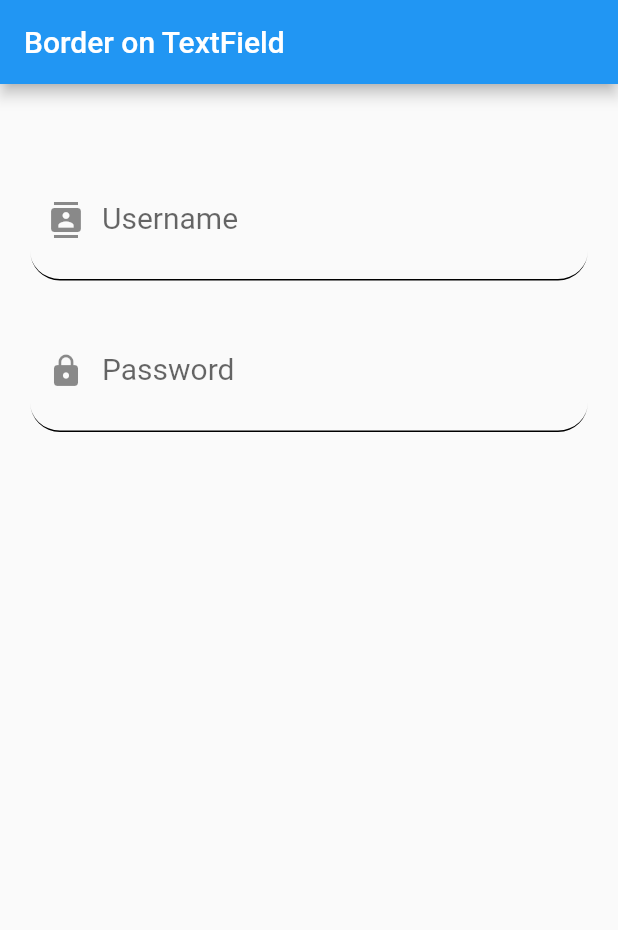
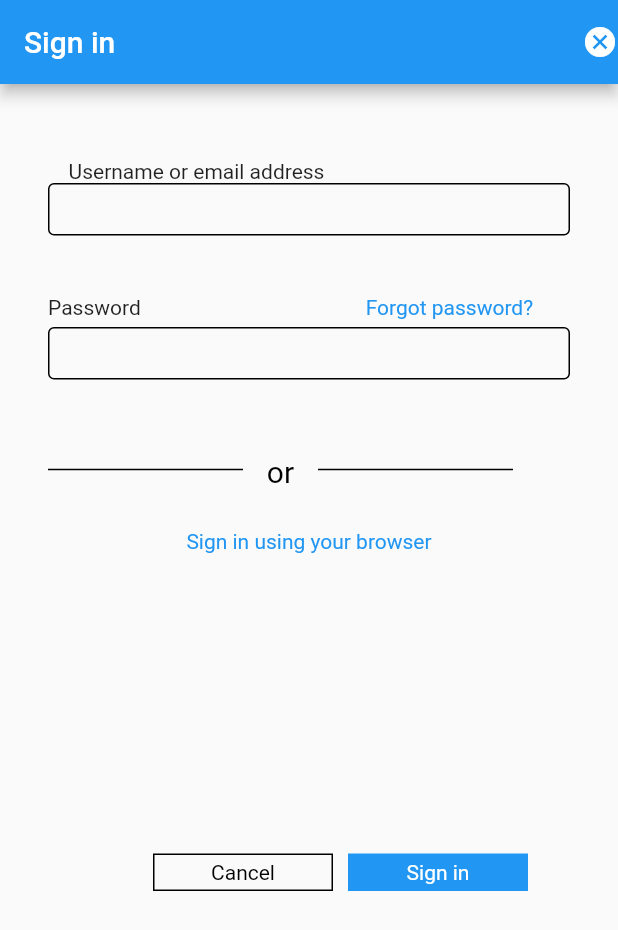
Before and after one commit to sardorergashaliyev/6-Homework, a Flutter app: the screen it shows after launch, on a phone screen of 412 x 824 dp. Shown: the top 930 px of the screen. Run offline on Flutter 3.47's test engine with Material 2 defaults, Android fonts, the phone set to English and light mode, and no system bars.

Commit message:
HomeWork 3

```diff
--- a/lib/6.1.dart
+++ b/lib/6.1.dart
@@ -11,7 +11,7 @@ class First extends StatelessWidget {
         title: const Text('Border on TextField'),
       ),
       body: Container(
-        margin: EdgeInsets.only(top: 50),
+        margin: const EdgeInsets.only(top: 50),
         padding: const EdgeInsets.symmetric(
           horizontal: 32,
         ),
@@ -38,7 +38,7 @@ class First extends StatelessWidget {
                   labelStyle: TextStyle(fontSize: 20)),
             ),
             Container(
-              margin: EdgeInsets.only(top: 20),
+              margin: const EdgeInsets.only(top: 20),
               child: TextFormField(
                 keyboardType: TextInputType.number,
                 style: const TextStyle(fontSize: 32, color: Colors.red),
--- a/lib/6.2.dart
+++ b/lib/6.2.dart
@@ -8,19 +8,20 @@ class Second extends StatelessWidget {
     return MaterialApp(
         home: Scaffold(
       appBar: AppBar(
-        title: const Text('Border on TextField'),
+        backgroundColor: Colors.orange,
+        title: const Text('Hint and Label TextField'),
       ),
       body: Column(
         children: [
           Container(
-            margin: EdgeInsets.only(top: 50),
-            padding: EdgeInsets.symmetric(horizontal: 20),
+            margin: const EdgeInsets.only(top: 50),
+            padding: const EdgeInsets.symmetric(horizontal: 20),
             child: TextFormField(
               keyboardType: TextInputType.emailAddress,
               style: const TextStyle(fontSize: 32, color: Colors.red),
               decoration: const InputDecoration(
                   hintText: 'Enter your email',
-                  hintStyle: TextStyle(color: Colors.black),
+                  hintStyle: TextStyle(color: Colors.black, fontSize: 20),
                   border: UnderlineInputBorder(
                     borderRadius: BorderRadius.all(Radius.circular(20)),
                   ),
@@ -35,8 +36,8 @@ class Second extends StatelessWidget {
             ),
           ),
           Container(
-            padding: EdgeInsets.symmetric(horizontal: 20),
-            margin: EdgeInsets.only(top: 20),
+            padding: const EdgeInsets.symmetric(horizontal: 20),
+            margin: const EdgeInsets.only(top: 20),
             child: TextFormField(
               keyboardType: TextInputType.number,
               style: const TextStyle(fontSize: 32, color: Colors.red),
--- /dev/null
+++ b/lib/6.3.dart
@@ -0,0 +1,151 @@
+import 'package:flutter/material.dart';
+
+class Third extends StatelessWidget {
+  const Third({super.key});
+
+  @override
+  Widget build(BuildContext context) {
+    return MaterialApp(
+        debugShowCheckedModeBanner: false,
+        home: Scaffold(
+          appBar: AppBar(
+            title: const Text('Sign in'),
+            actions: const [
+              Icon(
+                Icons.cancel,
+              )
+            ],
+          ),
+          body: Container(
+            margin: const EdgeInsets.only(top: 50),
+            padding: const EdgeInsets.symmetric(
+              horizontal: 32,
+            ),
+            child: Column(
+              children: [
+                Container(
+                    margin: const EdgeInsets.only(right: 150),
+                    child: const Text(
+                      'Username or email address',
+                    )),
+                SizedBox(
+                  height: 35,
+                  width: 400,
+                  child: TextFormField(
+                      keyboardType: TextInputType.emailAddress,
+                      style: const TextStyle(color: Colors.black),
+                      decoration: const InputDecoration(
+                        border: OutlineInputBorder(),
+                        enabledBorder: OutlineInputBorder(),
+                        focusedBorder: OutlineInputBorder(
+                          borderSide: BorderSide(color: Colors.blue),
+                        ),
+                      )),
+                ),
+                Row(
+                  children: [
+                    Container(
+                      margin: const EdgeInsets.only(top: 40, bottom: 5),
+                      child: const Text('Password'),
+                    ),
+                    Container(
+                        margin: const EdgeInsets.only(
+                            top: 40, left: 150, bottom: 5),
+                        child: const Text(
+                          'Forgot password?',
+                          style: TextStyle(color: Colors.blue),
+                        ))
+                  ],
+                ),
+                SizedBox(
+                    height: 35,
+                    width: 400,
+                    child: TextFormField(
+                      keyboardType: TextInputType.emailAddress,
+                      style: const TextStyle(color: Colors.black),
+                      decoration: const InputDecoration(
+                        border: OutlineInputBorder(),
+                        enabledBorder: OutlineInputBorder(),
+                        focusedBorder: OutlineInputBorder(
+                          borderSide: BorderSide(color: Colors.blue),
+                        ),
+                      ),
+                    )),
+                Row(
+                  children: [
+                    Container(
+                      margin: const EdgeInsets.only(
+                        top: 50,
+                      ),
+                      height: 1,
+                      width: 130,
+                      color: const Color.fromARGB(255, 0, 0, 0),
+                    ),
+                    Container(
+                      margin: const EdgeInsets.only(
+                        top: 50,
+                      ),
+                      height: 20,
+                      width: 50,
+                      color: const Color.fromARGB(0, 0, 0, 0),
+                      child: const Center(
+                          child: Text(
+                        'or',
+                        style: TextStyle(
+                            color: Color.fromARGB(255, 0, 0, 0),
+                            fontSize: 20,
+                            decoration: TextDecoration.none),
+                      )),
+                    ),
+                    Container(
+                      margin: const EdgeInsets.only(
+                        top: 50,
+                      ),
+                      height: 1,
+                      width: 130,
+                      color: const Color.fromARGB(255, 0, 0, 0),
+                    ),
+                  ],
+                ),
+                Container(
+                    margin: const EdgeInsets.only(top: 30),
+                    child: const Text(
+                      'Sign in using your browser',
+                      style: TextStyle(color: Colors.blue),
+                    )),
+                Row(children: [
+                  Container(
+                    margin: const EdgeInsets.only(top: 200, left: 70),
+                    child: Container(
+                      margin: const EdgeInsets.only(),
+                      height: 25,
+                      width: 120,
+                      decoration: BoxDecoration(
+                          color: const Color.fromARGB(0, 0, 0, 0),
+                          border: Border.all(color: Colors.black)),
+                      child: const Center(
+                        child:  Text(
+                          'Cancel',
+                          style: TextStyle(color: Colors.black),
+                        ),
+                      ),
+                    ),
+                  ),
+                  Container(
+                    margin: const EdgeInsets.only(top: 200, left: 10),
+                    height: 25,
+                    width: 120,
+                    color: Colors.blue,
+                    child: const Center(
+                        child: Text(
+                      'Sign in',
+                      style: TextStyle(color: Colors.white),
+                    )),
+                  ),
+                ]),
+              ],
+            ),
+          ),
+        ));
+  }
+}
--- a/lib/main.dart
+++ b/lib/main.dart
@@ -2,7 +2,8 @@ import 'package:flutter/material.dart';
 
 import '6.1.dart';
 import '6.2.dart';
+import '6.3.dart';
 
 void main() {
-  runApp(const Second());
+  runApp(const Third());
 }
```
Also changed, not shown: lib/test.dart (added, +177 -0 lines).
